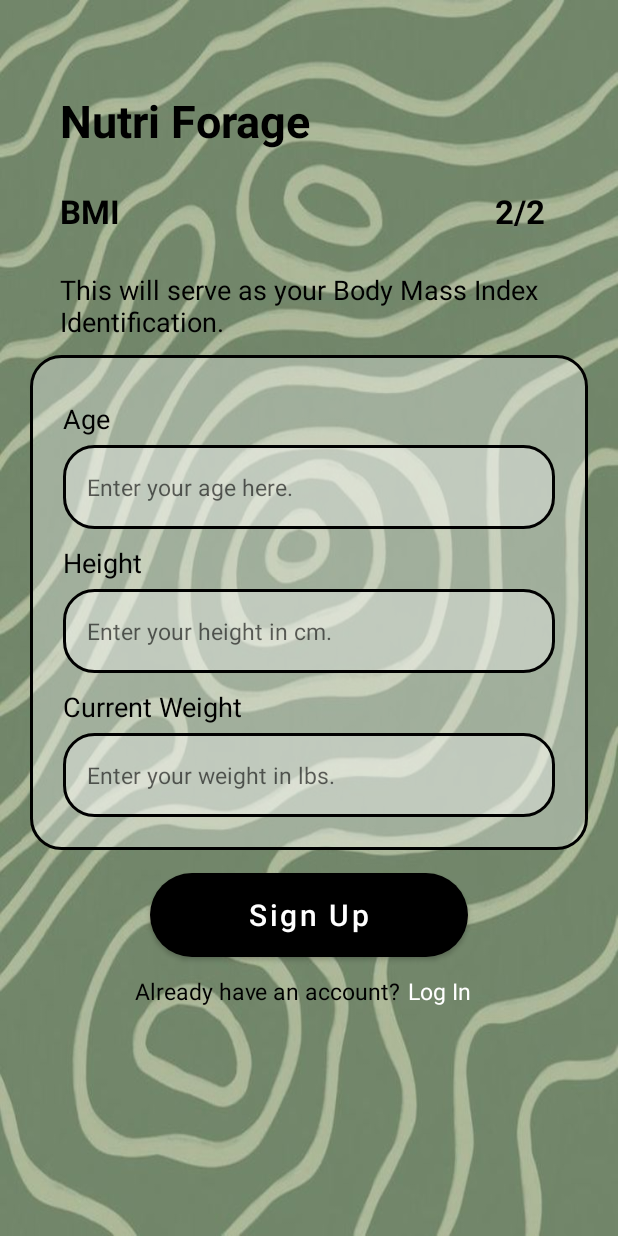
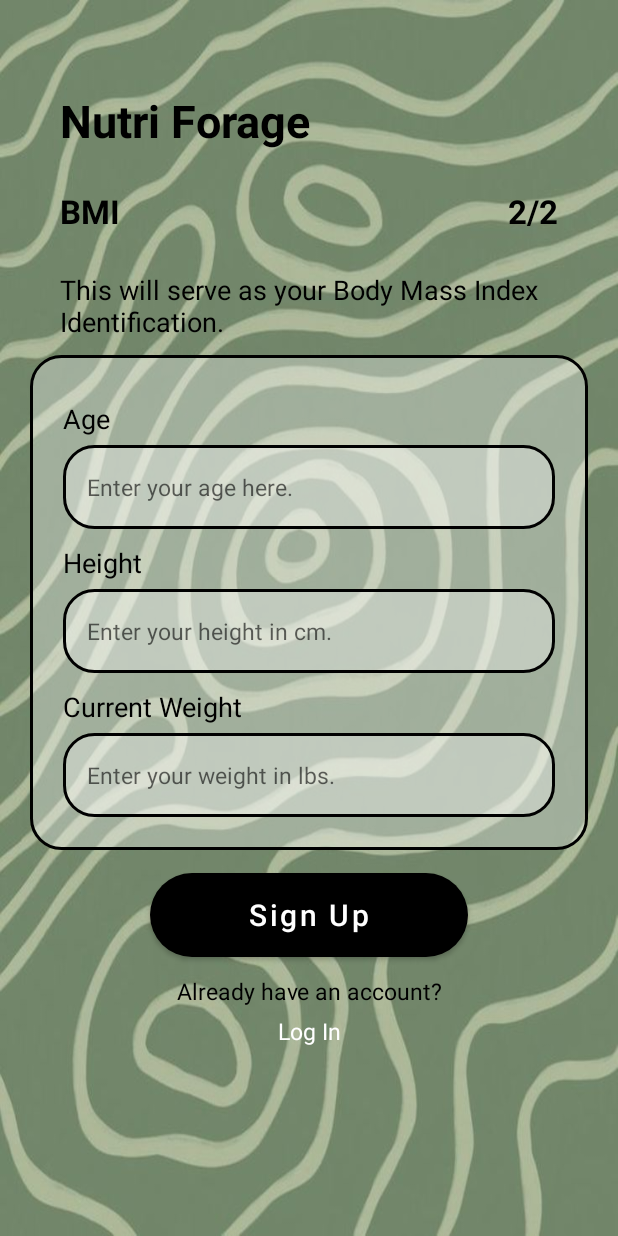
Before and after one commit to gekkkota/NutriForage, an Android app: the SignUp2 screen opened directly, with no data from a screen before it, on a phone screen of 412 x 824 dp. Run offline under Robolectric (Android 15) with nearby library versions, the phone set to English and light mode, and no system bars; our stand-ins replace Firebase (no records; nobody signed in at launch, a user with empty details on screens opened directly); Roboto replaces fonts that are not available here.

Commit message:
Centered Text Boxes in Sign Up

```diff
--- a/app/src/main/res/layout/activity_sign_up2.xml
+++ b/app/src/main/res/layout/activity_sign_up2.xml
@@ -44,7 +44,7 @@
         android:layout_height="wrap_content"
         android:layout_alignParentStart="true"
         android:layout_alignParentEnd="true"
-        android:layout_marginStart="330dp"
+        android:gravity="right"
         android:layout_marginTop="25dp"
         android:layout_marginEnd="40dp"
         android:layout_below="@+id/title"
@@ -220,12 +220,11 @@
             android:id="@+id/account_text"
             android:layout_width="wrap_content"
             android:layout_height="wrap_content"
-            android:layout_below="@+id/next"
+            android:layout_below="@+id/submit_signup"
             android:layout_alignParentStart="true"
             android:layout_alignParentEnd="true"
-            android:layout_marginStart="90dp"
+            android:gravity="center"
             android:layout_marginTop="650dp"
-            android:layout_marginEnd="130dp"
             android:text="Already have an account?"
             android:textSize="15dp"
             android:textColor="@color/black"
@@ -237,13 +236,12 @@
             android:id="@+id/to_login"
             android:layout_width="wrap_content"
             android:layout_height="wrap_content"
-            android:layout_below="@+id/next"
+            android:layout_below="@+id/account_text"
             android:layout_alignParentStart="true"
             android:layout_alignParentEnd="true"
-            android:layout_marginStart="260dp"
-            android:layout_marginTop="650dp"
-            android:layout_marginEnd="80dp"
-            android:text="   Log In"
+            android:layout_marginTop="5dp"
+            android:gravity="center"
+            android:text="Log In"
             android:textSize="15dp"
             android:textColor="@color/white"
             tools:ignore="NotSibling,UnknownIdInLayout">
```
Also changed, not shown: app/src/main/res/layout/activity_sign_up.xml (+6 -8 lines).
